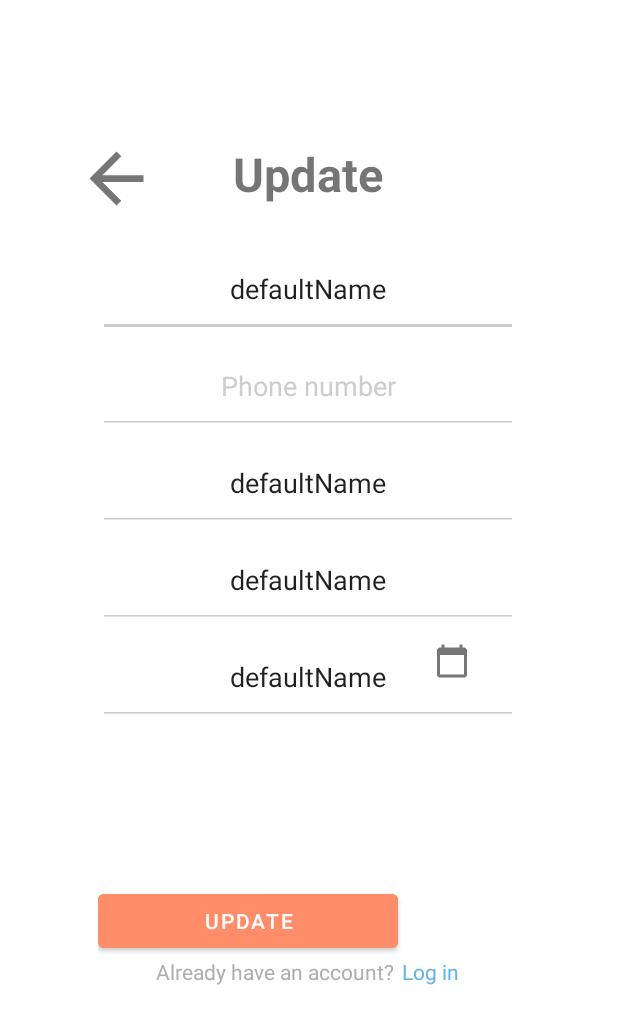
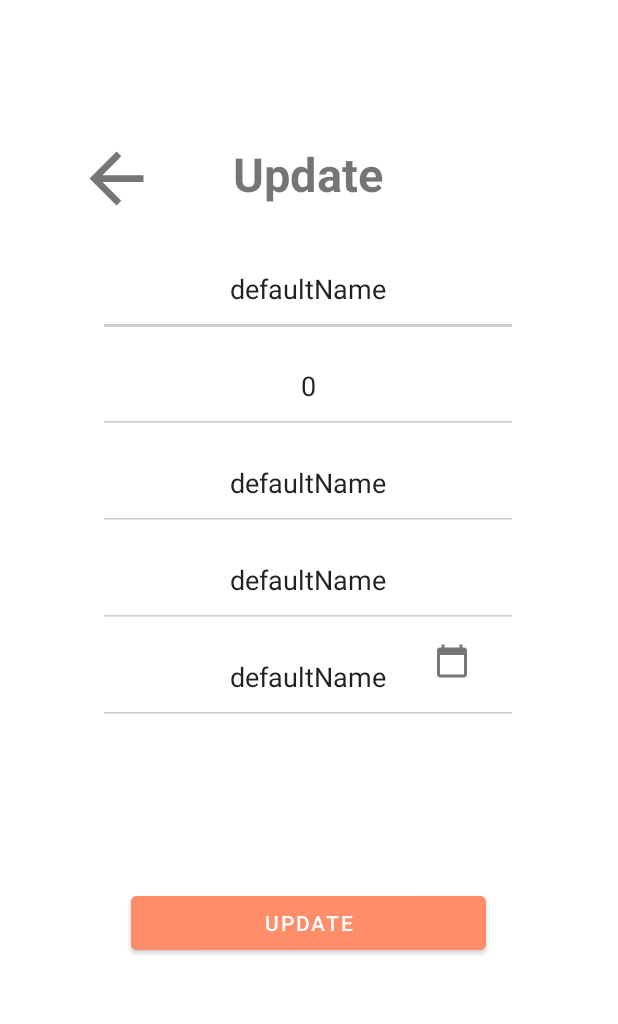
Before and after one commit to kevinDomingues/SecondHome, an Android app: the Update_user screen opened directly, with no data from a screen before it, on a phone screen of 412 x 824 dp. Shown: the top 1024 px of the screen. Run offline under Robolectric (Android 15) with nearby library versions, the phone set to English and light mode, and no system bars.

Commit message:
update a funcionar

```diff
--- a/app/src/main/java/ipvc/estg/secondhome/Login.kt
+++ b/app/src/main/java/ipvc/estg/secondhome/Login.kt
@@ -3,9 +3,11 @@ package ipvc.estg.secondhome
 import android.content.Context
 import android.content.Intent
 import android.content.SharedPreferences
+import android.os.Build
 import androidx.appcompat.app.AppCompatActivity
 import android.os.Bundle
 import android.widget.*
+import androidx.annotation.RequiresApi
 import ipvc.estg.secondhome.api.EndPoints
 import ipvc.estg.secondhome.api.ServiceBuilder
 import ipvc.estg.secondhome.models.DefaultResponse
@@ -14,6 +16,9 @@ import retrofit2.Call
 import retrofit2.Callback
 import retrofit2.Response
 import java.text.SimpleDateFormat
+import java.time.LocalDateTime
+import java.time.OffsetDateTime
+import java.time.format.DateTimeFormatter
 
 lateinit var sharedPreference: SharedPreferences
 
@@ -64,6 +69,7 @@ class Login : AppCompatActivity() {
         val call = request.login(email, password)
 
         call.enqueue(object : Callback<User> {
+            @RequiresApi(Build.VERSION_CODES.O)
             override fun onResponse(
                 call: Call<User>,
                 response: Response<User>
@@ -74,20 +80,18 @@ class Login : AppCompatActivity() {
                     editor.putString("username", c.username)
                     editor.putString("name", c.name)
                     editor.putString("email", c.email)
-                    editor.putInt("contact", c.contact)
+                    editor.putString("contact", c.contact.toString())
                     editor.putString("token", c.token)
-                   editor.putString("birthdayDate", c.birthdayDate)
+                    val dateFormated = LocalDateTime.parse(c.birthdayDate, DateTimeFormatter.ISO_DATE_TIME)
+                    val formattedDate = dateFormated.format(DateTimeFormatter.ofPattern("dd/MM/yyyy"))
+                    editor.putString("birthdayDate", formattedDate.toString())
                     editor.commit()
                     Toast.makeText(
                         this@Login,
                         getString(R.string.successfulLogin) + ", " + c.name,
                         Toast.LENGTH_SHORT
                     ).show()
-//                    Toast.makeText(
-//                        this@Login,
-//                         c.contact,
-//                        Toast.LENGTH_SHORT
-//                    ).show()
+
 
                     val intent = Intent(this@Login, Update_user::class.java)
                     startActivity(intent)
@@ -95,7 +99,7 @@ class Login : AppCompatActivity() {
             }
 
             override fun onFailure(call: Call<User>, t: Throwable) {
-                Toast.makeText(this@Login,  R.string.errorSignUp , Toast.LENGTH_SHORT).show()
+                Toast.makeText(this@Login, R.string.errorSignUp, Toast.LENGTH_SHORT).show()
             }
         })
     }
--- a/app/src/main/java/ipvc/estg/secondhome/Update_user.kt
+++ b/app/src/main/java/ipvc/estg/secondhome/Update_user.kt
@@ -27,17 +27,14 @@ class Update_user : AppCompatActivity() {
         setContentView(R.layout.activity_update_user)
         sharedPreferences = getSharedPreferences("PREFERENCE_NAME", Context.MODE_PRIVATE)
         val backButton = findViewById<Button>(R.id.backArrowUpd)
-        val loginButton = findViewById<TextView>(R.id.loginBlueUpd)
         val birthDayText = findViewById<EditText>(R.id.birthdayDateUpd)
         val birthDayButton = findViewById<Button>(R.id.birthdayButtonUpd)
-        val signUpButton = findViewById<Button>(R.id.btnSignUpUpd)
+        val updateButton = findViewById<Button>(R.id.btnUpdate)
 
         val editEmail = findViewById<EditText>(R.id.email_inputUpd)
         val editPhoneNumber = findViewById<EditText>(R.id.tlm_inputUpd)
         val editName = findViewById<EditText>(R.id.name_inputUpd)
         val editUsername = findViewById<EditText>(R.id.user_inputUpd)
-//        val editPassword = findViewById<EditText>(R.id.pass_inputUpd)
-//        val editPassword2 = findViewById<EditText>(R.id.pass_input2Upd)
 
         val c = Calendar.getInstance()
         val year = c.get(Calendar.YEAR)
@@ -47,17 +44,14 @@ class Update_user : AppCompatActivity() {
         val email = sharedPreferences.getString("email", "defaultName");
         val username = sharedPreferences.getString("username", "defaultName");
         val name = sharedPreferences.getString("name", "defaultName");
-//      val contact = sharedPreferences.getInt("contact",0);
-//        Toast.makeText(
-//            this@Update_user,
-//            contact,
-//            Toast.LENGTH_SHORT
-//        ).show()
+      val contact = sharedPreferences.getString("contact","0");
+
+
         val birthdayDate = sharedPreferences.getString("birthdayDate", "defaultName");
         editEmail.setText(email);
         editUsername.setText(username)
         editName.setText(name)
-//       editPhoneNumber.setText(contact)
+       editPhoneNumber.setText(contact,TextView.BufferType.EDITABLE)
         birthDayText.setText(birthdayDate)
 
         backButton.setOnClickListener {
@@ -65,10 +59,7 @@ class Update_user : AppCompatActivity() {
             startActivity(intent)
         }
 
-        loginButton.setOnClickListener {
-            val intent = Intent(this, Login::class.java)
-            startActivity(intent)
-        }
+
 
         birthDayButton.setOnClickListener {
             val dpd = DatePickerDialog(
@@ -83,14 +74,13 @@ class Update_user : AppCompatActivity() {
             dpd.show()
         }
 
-        signUpButton.setOnClickListener {
+        updateButton.setOnClickListener {
             val email = editEmail.text.toString().trim()
             val contact = editPhoneNumber.text.toString().trim()
             val name = editName.text.toString().trim()
             val username = editUsername.text.toString().trim()
             val birthdayDate = birthDayText.text.toString().trim()
-//            val password = editPassword.text.toString().trim()
-//            val password2 = editPassword2.text.toString().trim()
+
 
             if (email.isEmpty()) {
                 editEmail.error = getString(R.string.errorEmailEmpty)
@@ -116,23 +106,6 @@ class Update_user : AppCompatActivity() {
                 return@setOnClickListener
             }
 
-//            if (password.isEmpty()) {
-//                editPassword.error = getString(R.string.errorPasswordsEmpty)
-//                editPassword.requestFocus()
-//                return@setOnClickListener
-//            }
-//
-//            if (password2.isEmpty()) {
-//                editPassword2.error = getString(R.string.errorPasswordsEmpty)
-//                editPassword2.requestFocus()
-//                return@setOnClickListener
-//            }
-//
-//            if (password != password2) {
-//                editPassword2.error = getString(R.string.errorPasswordsDoNotMatch)
-//                editPassword.requestFocus()
-//                return@setOnClickListener
-//            }
 
             updateUser(email, name, username, birthdayDate, contact.toInt());
         }
--- a/app/src/main/java/ipvc/estg/secondhome/api/EndPoints.kt
+++ b/app/src/main/java/ipvc/estg/secondhome/api/EndPoints.kt
@@ -27,7 +27,7 @@ interface EndPoints {
     ): Call<User>
 
     @FormUrlEncoded
-    @PATCH("user/update")
+    @PUT("user/update")
     fun updateUser(
         @Field ("token") token:String,
         @Field("username") username:String,
--- a/app/src/main/java/ipvc/estg/secondhome/api/ServiceBuilder.kt
+++ b/app/src/main/java/ipvc/estg/secondhome/api/ServiceBuilder.kt
@@ -8,7 +8,7 @@ object ServiceBuilder {
     private val client = OkHttpClient.Builder().build()
 
     private val retrofit = Retrofit.Builder()
-        .baseUrl("http://192.168.96.69:3000/")
+        .baseUrl("http://192.168.43.4:3000/")
         .addConverterFactory(GsonConverterFactory.create())
         .client(client)
         .build()
--- a/app/src/main/res/layout/activity_update_user.xml
+++ b/app/src/main/res/layout/activity_update_user.xml
@@ -22,11 +22,11 @@
                 android:layout_width="54dp"
                 android:layout_height="58dp"
                 android:layout_alignParentLeft="true"
+                android:layout_marginLeft="20dp"
                 android:layout_marginTop="-10dp"
-                android:layout_marginLeft="20dp"
-                android:drawableTint="#545454"
+                android:background="@android:color/transparent"
                 android:drawableTop="@drawable/ic_baseline_arrow_back_24"
-                android:background="@android:color/transparent"/>
+                android:drawableTint="#545454" />
 
             <TextView
                 android:layout_width="wrap_content"
@@ -117,59 +117,31 @@
                     android:drawableTop="@drawable/ic_baseline_calendar_today_24" />
 
 
-<!--                <EditText-->
-<!--                    android:id="@+id/pass_inputUpd"-->
-<!--                    android:layout_width="match_parent"-->
-<!--                    android:layout_height="wrap_content"-->
-<!--                    android:layout_below="@id/birthdayDateUpd"-->
-<!--                    android:backgroundTint="#CDCDCD"-->
-<!--                    android:hint="@string/password"-->
-<!--                    android:inputType="textPassword"-->
-<!--                    android:padding="20dp"-->
-<!--                    android:textAlignment="center"-->
-<!--                    android:textColorHint="#CDCDCD" />-->
-
-<!--                <EditText-->
-<!--                    android:id="@+id/pass_input2Upd"-->
-<!--                    android:layout_width="match_parent"-->
-<!--                    android:layout_height="wrap_content"-->
-<!--                    android:layout_below="@id/pass_inputUpd"-->
-<!--                    android:backgroundTint="#CDCDCD"-->
-<!--                    android:hint="@string/password2"-->
-<!--                    android:inputType="textPassword"-->
-<!--                    android:padding="20dp"-->
-<!--                    android:textAlignment="center"-->
-<!--                    android:textColorHint="#CDCDCD" />-->
-
-
                 <Button
-                    android:id="@+id/btnSignUpUpd"
+                    android:id="@+id/btnUpdate"
                     android:layout_width="200dp"
                     android:layout_height="wrap_content"
                     android:layout_below="@+id/birthdayButtonUpd"
-                    android:layout_marginTop="100dp"
+                    android:layout_alignParentStart="true"
+                    android:layout_alignParentEnd="true"
+                    android:layout_marginStart="22dp"
+                    android:layout_marginTop="101dp"
+                    android:layout_marginEnd="21dp"
                     android:backgroundTint="#FF8D69"
                     android:text="@string/update" />
 
                 <LinearLayout
                     android:layout_width="wrap_content"
                     android:layout_height="wrap_content"
-                    android:layout_below="@id/btnSignUpUpd"
+                    android:layout_below="@id/btnUpdate"
                     android:layout_centerHorizontal="true">
 
-                    <TextView
-                        android:layout_width="wrap_content"
-                        android:layout_height="wrap_content"
-                        android:text="@string/alreadyRegisteredQuestion"
-                        android:textColor="@color/lightGray" />
+                    <!--                    <TextView-->
+                    <!--                        android:layout_width="wrap_content"-->
+                    <!--                        android:layout_height="wrap_content"-->
+                    <!--                        android:text="@string/alreadyRegisteredQuestion"-->
+                    <!--                        android:textColor="@color/lightGray" />-->
 
-                    <TextView
-                        android:id="@+id/loginBlueUpd"
-                        android:layout_width="wrap_content"
-                        android:layout_height="wrap_content"
-                        android:layout_marginStart="5sp"
-                        android:text="@string/login"
-                        android:textColor="@color/lighBlue" />
 
                 </LinearLayout>
 
--- a/app/src/main/res/xml/network_security_config.xml
+++ b/app/src/main/res/xml/network_security_config.xml
@@ -1,6 +1,6 @@
 <?xml version="1.0" encoding="utf-8"?>
 <network-security-config>
     <domain-config cleartextTrafficPermitted="true">
-        <domain includeSubdomains="true">192.168.96.69</domain>
+        <domain includeSubdomains="true">192.168.43.4</domain>
     </domain-config>
 </network-security-config>
```
